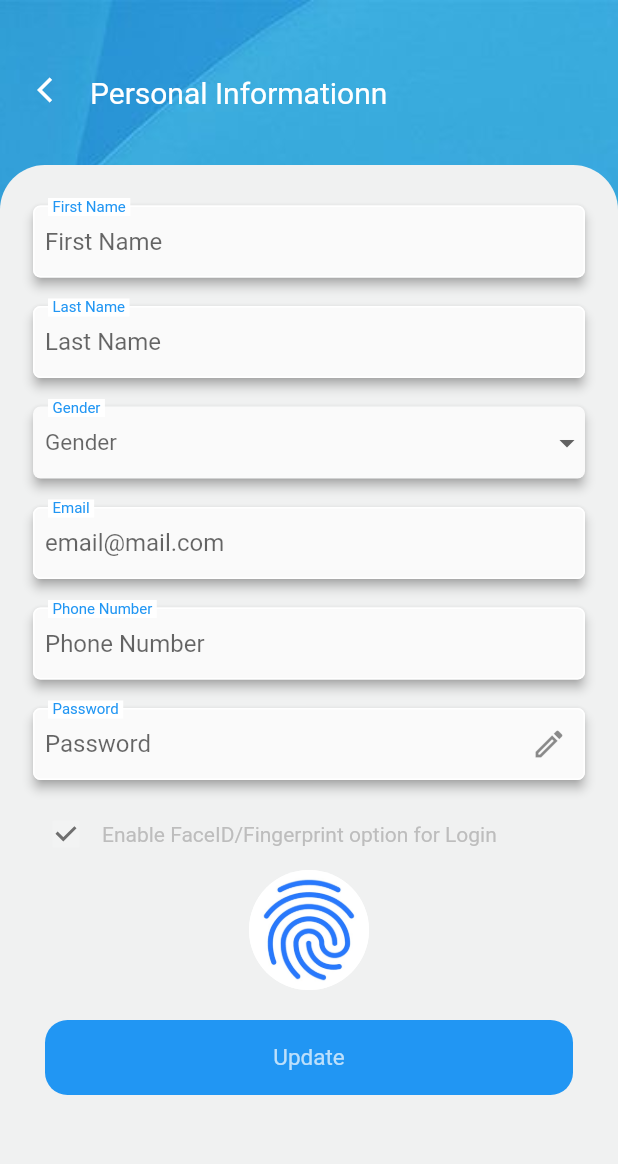
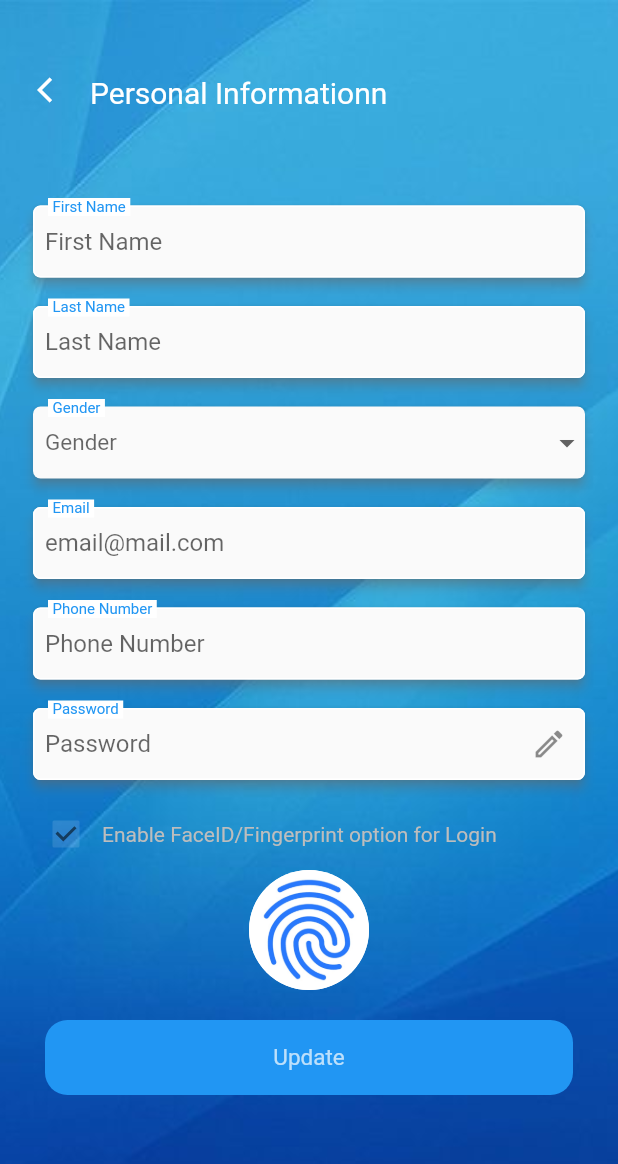
Before and after one commit to juanmathewsabu/MultiSaleAppExp, a Flutter app: the PersonalInformation screen opened by its route, on a phone screen of 412 x 824 dp. Shown: the top 1164 px of the screen. Run offline on Flutter 3.47's test engine with Material 2 defaults, Android fonts, the phone set to English and light mode, and no system bars; missing offline and left inert: flutter_auth_buttons.

Commit message:
Work in progress

```diff
--- a/lib/widgets/containers/mainContainer.dart
+++ b/lib/widgets/containers/mainContainer.dart
@@ -7,6 +7,7 @@ class MainContainer extends StatelessWidget {
   final String subHeading;
   final Widget bodyContent;
   final Function onPressed;
+  final Color backgroundColor;
 
   MainContainer({
     @required this.backgroundImage,
@@ -15,6 +16,7 @@ class MainContainer extends StatelessWidget {
     this.subHeading,
     @required this.bodyContent,
     this.onPressed,
+    this.backgroundColor,
   });
 
   @override
@@ -86,7 +88,7 @@ class MainContainer extends StatelessWidget {
                   padding:
                       const EdgeInsets.symmetric(vertical: 20, horizontal: 20),
                   decoration: BoxDecoration(
-                    color: Color(0XFFF0F1F1),
+                    color: backgroundColor,
                     borderRadius: BorderRadius.only(
                         topRight: Radius.circular(30),
                         topLeft: Radius.circular(30)),
```
